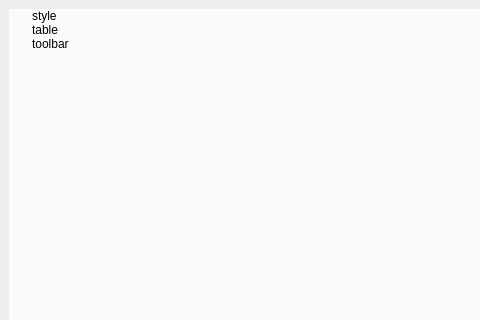
Old version of the form Setting.ui in the repository gkswlsdbal/Data-Visualization; both pictures show x 0 to 480 and y 0 to 320 of the 927 by 478 pixel window.
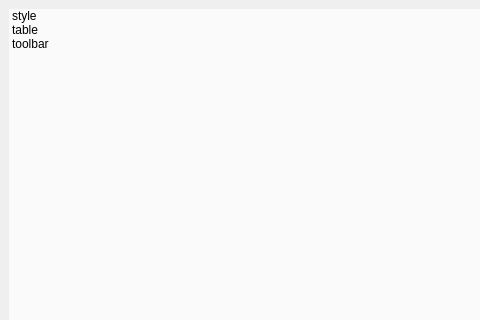
New version of the form.

What changed in the file:
```diff
--- a/Setting.ui
+++ b/Setting.ui
@@ -43,7 +43,7 @@
         <property name="orientation">
          <enum>Qt::Horizontal</enum>
         </property>
-        <widget class="QTreeWidget" name="optionTreeWid">
+        <widget class="QListWidget" name="optionListWid">
          <property name="maximumSize">
           <size>
            <width>16777215</width>
@@ -63,38 +63,6 @@
          <property name="tabKeyNavigation">
           <bool>false</bool>
          </property>
-         <property name="itemsExpandable">
-          <bool>true</bool>
-         </property>
-         <property name="sortingEnabled">
-          <bool>false</bool>
-         </property>
-         <property name="allColumnsShowFocus">
-          <bool>true</bool>
-         </property>
-         <property name="headerHidden">
-          <bool>true</bool>
-         </property>
-         <attribute name="headerVisible">
-          <bool>false</bool>
-         </attribute>
-         <attribute name="headerCascadingSectionResizes">
-          <bool>false</bool>
-         </attribute>
-         <attribute name="headerHighlightSections">
-          <bool>false</bool>
-         </attribute>
-         <attribute name="headerShowSortIndicator" stdset="0">
-          <bool>false</bool>
-         </attribute>
-         <attribute name="headerStretchLastSection">
-          <bool>true</bool>
-         </attribute>
-         <column>
-          <property name="text">
-           <string>Setting</string>
-          </property>
-         </column>
          <item>
           <property name="text">
            <string>style</string>
```
